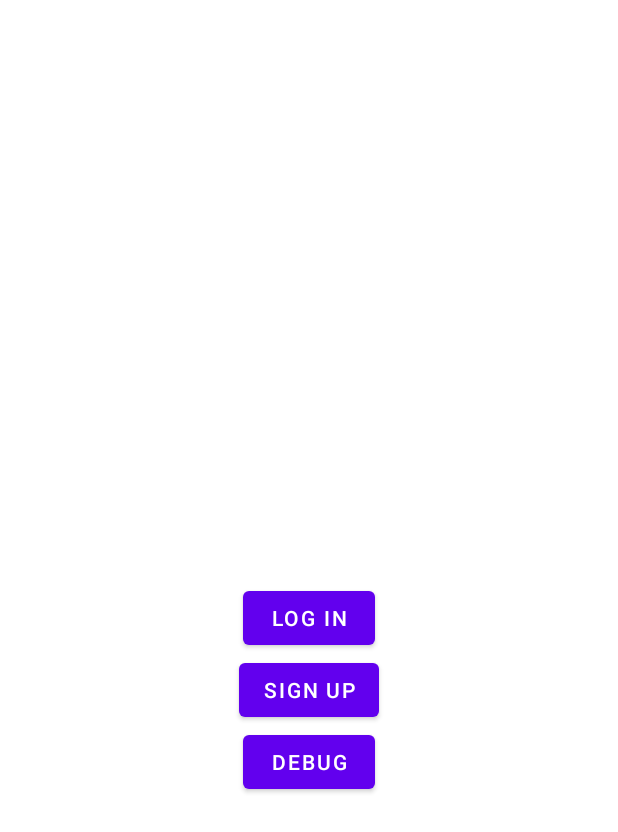
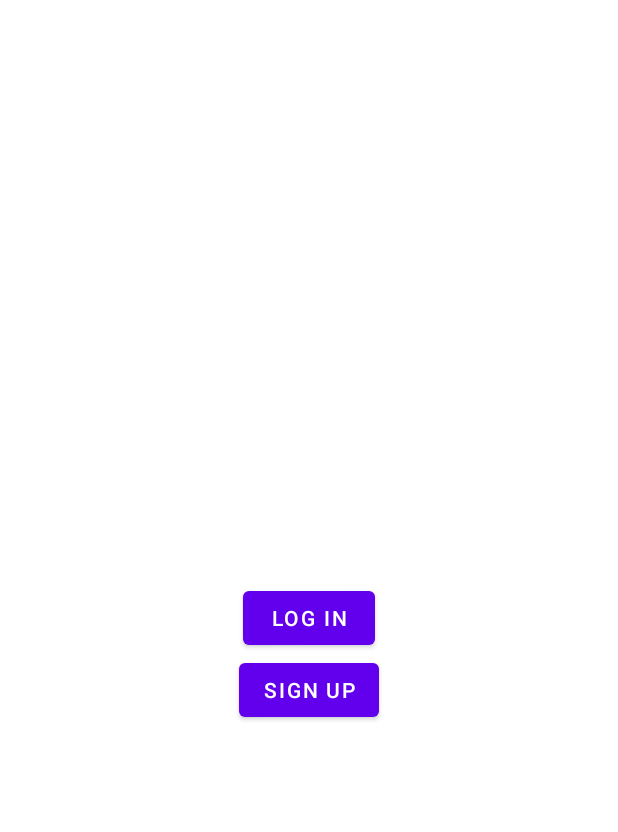
Before and after one commit to efer0012/FIT5046-2, an Android app: the screen it shows after launch (LaunchActivity), on a phone screen of 412 x 824 dp. Shown: the top 832 px of the screen. Run offline under Robolectric (Android 15) with nearby library versions, the phone set to English and light mode, and no system bars; our stand-ins replace Firebase (no records; nobody signed in at launch, a user with empty details on screens opened directly).

Commit message:
Delete debug button

```diff
--- a/app/src/main/java/com/example/befit/LaunchActivity.java
+++ b/app/src/main/java/com/example/befit/LaunchActivity.java
@@ -30,12 +30,5 @@ public class LaunchActivity extends AppCompatActivity {
                 startActivity(new Intent(LaunchActivity.this, LoginActivity.class));
             }
         });
-        Button debugButton = findViewById(R.id.debugButton);
-        debugButton.setOnClickListener(new View.OnClickListener() {
-            @Override
-            public void onClick(View v) {
-                startActivity(new Intent(LaunchActivity.this, MainActivity.class));
-            }
-        });
     }
 }
--- a/app/src/main/res/layout/activity_launch.xml
+++ b/app/src/main/res/layout/activity_launch.xml
@@ -20,12 +20,4 @@
         android:text="SIGN UP"
         android:layout_below="@+id/loginButton"
         android:layout_centerInParent="true" />
-    <!-- debug TODO:delete -->
-    <Button
-        android:id="@+id/debugButton"
-        android:layout_width="wrap_content"
-        android:layout_height="wrap_content"
-        android:text="Debug"
-        android:layout_below="@+id/signupButton"
-        android:layout_centerInParent="true" />
 </RelativeLayout>
```
